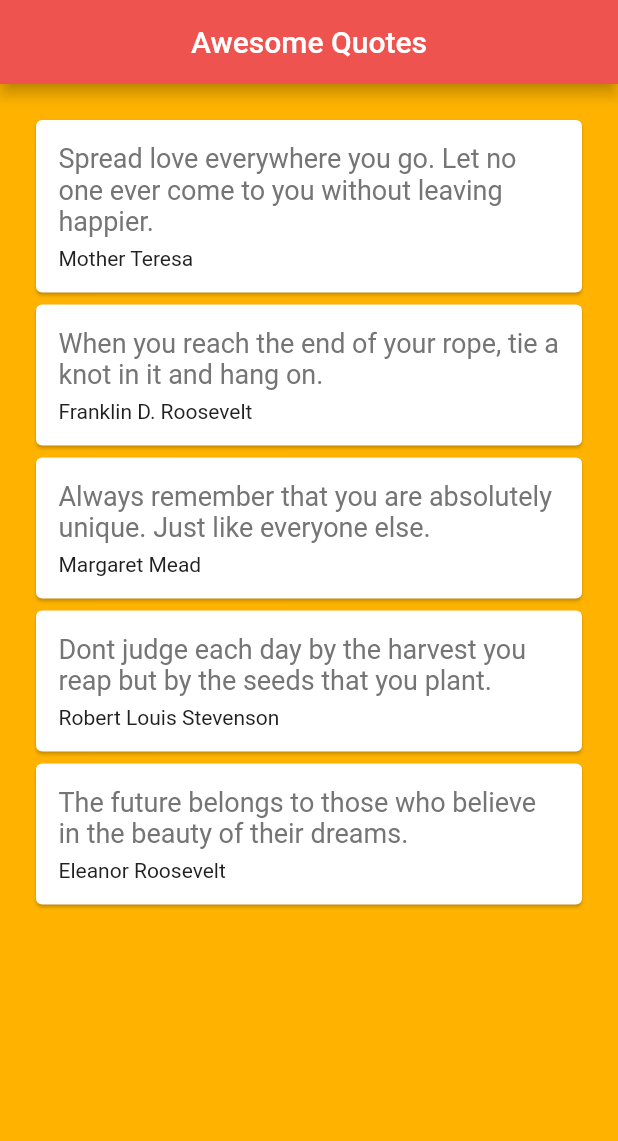
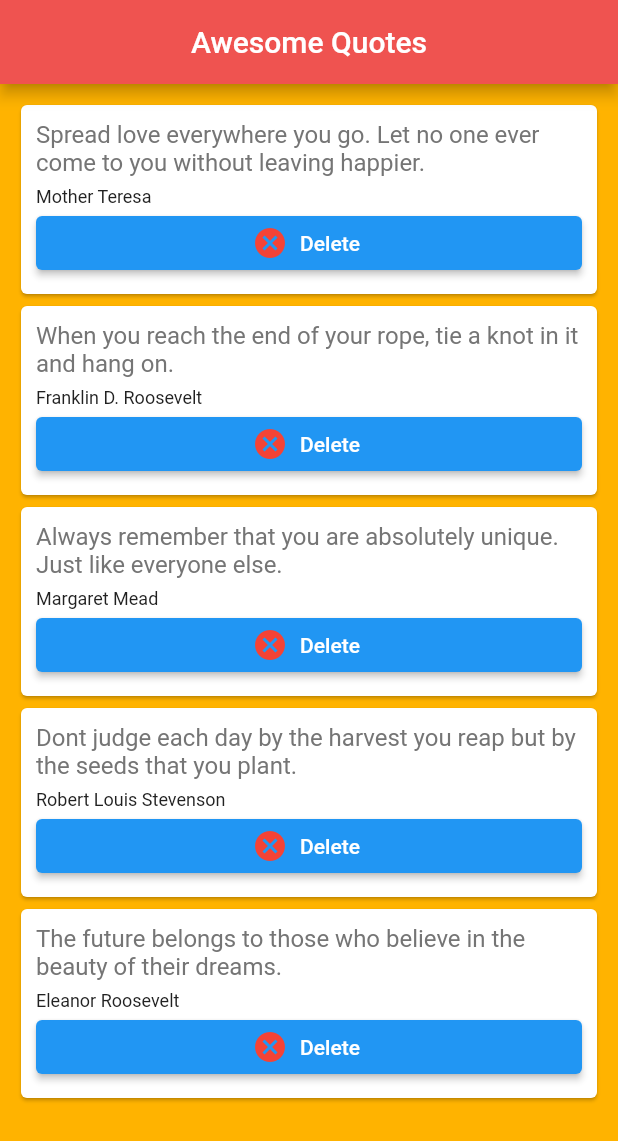
Before and after one commit to PikaPika0710/flutter_tutorial, a Flutter app: the screen it shows after launch, on a phone screen of 412 x 824 dp. Shown: the top 1141 px of the screen. Run offline on Flutter 3.47's test engine with Material 2 defaults, Android fonts, the phone set to English and light mode, and no system bars.

Commit message:
function parameter

```diff
--- a/stateful_app/lib/main.dart
+++ b/stateful_app/lib/main.dart
@@ -46,11 +46,19 @@ class _QuoteListState extends State<QuoteList> {
           backgroundColor: Colors.red[400],
         ),
         body: Padding(
-            padding: EdgeInsets.all(20.0),
+            padding: EdgeInsets.all(10.0),
             child: Container(
                 child: Column(
               // mainAxisAlignment: MainAxisAlignment.spaceBetween,
-              children: quotes.map((quote) => QuoteCard(quote: quote)).toList(),
+              children: quotes
+                  .map((quote) => QuoteCard(
+                      quote: quote,
+                      delete: () {
+                        setState(() {
+                          quotes.remove(quote);
+                        });
+                      }))
+                  .toList(),
             ))));
   }
 }
--- a/stateful_app/lib/quote_card.dart
+++ b/stateful_app/lib/quote_card.dart
@@ -3,13 +3,14 @@ import 'quote.dart';
 
 class QuoteCard extends StatelessWidget {
   final Quote quote;
-  QuoteCard({required this.quote});
+  final VoidCallback delete;
+  QuoteCard({required this.quote, required this.delete});
 
   @override
   Widget build(BuildContext context) {
     return Card(
         child: Padding(
-      padding: const EdgeInsets.all(15.0),
+      padding: const EdgeInsets.all(10.0),
       child: Column(
         crossAxisAlignment: CrossAxisAlignment.stretch,
         children: <Widget>[
@@ -17,7 +18,7 @@ class QuoteCard extends StatelessWidget {
             quote.text,
             style: TextStyle(
               color: Colors.grey[600],
-              fontSize: 18.0,
+              fontSize: 16.0,
             ),
           ),
           SizedBox(
@@ -27,9 +28,16 @@ class QuoteCard extends StatelessWidget {
             quote.author,
             style: TextStyle(
               color: Colors.grey[900],
-              fontSize: 14.0,
+              fontSize: 12.0,
             ),
           ),
+          ElevatedButton.icon(
+              onPressed: delete,
+              label: Text('Delete'),
+              icon: Icon(
+                Icons.cancel,
+                color: Colors.red,
+              ))
         ],
       ),
     ));
```
